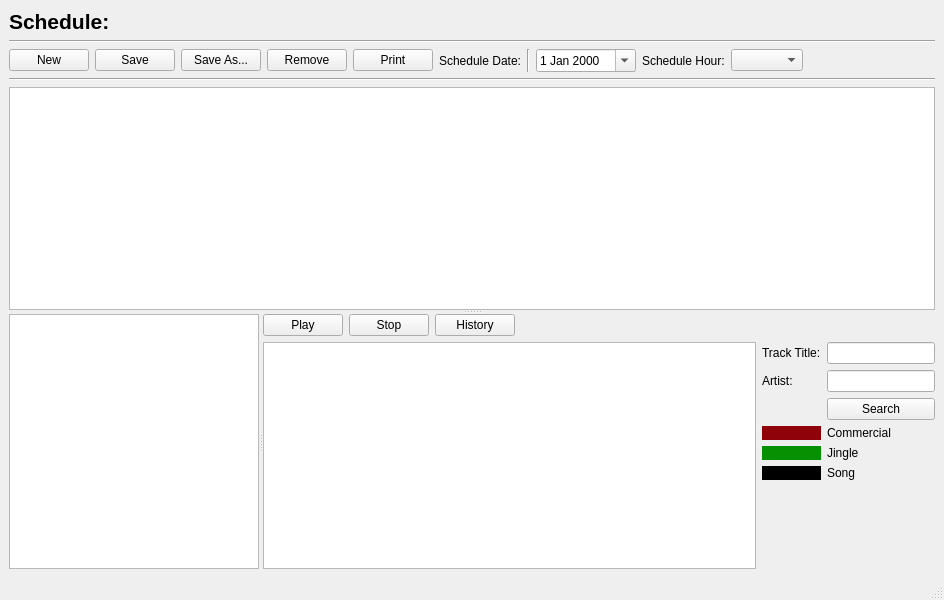
Above: rave/sedric/mainwindow.ui from pgathogo/raven before the change. Below: the same form after it.
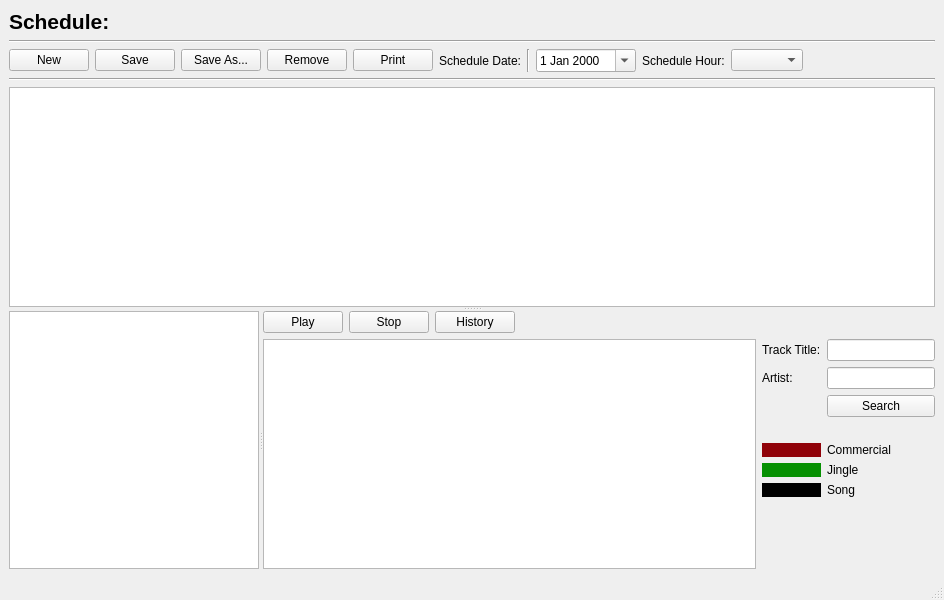
That is the form after the change.

The edit to the form file:
```diff
--- a/rave/sedric/mainwindow.ui
+++ b/rave/sedric/mainwindow.ui
@@ -165,7 +165,7 @@
          </size>
         </property>
        </widget>
-       <widget class="QWidget" name="">
+       <widget class="QWidget" name="layoutWidget">
         <layout class="QVBoxLayout" name="verticalLayout">
          <item>
           <layout class="QHBoxLayout" name="horizontalLayout_3">
@@ -208,14 +208,48 @@
          <item>
           <layout class="QHBoxLayout" name="horizontalLayout_4" stretch="1,0">
            <item>
-            <widget class="QTableView" name="tvTracks"/>
+            <widget class="QTableView" name="tvTracks">
+             <property name="editTriggers">
+              <set>QAbstractItemView::NoEditTriggers</set>
+             </property>
+             <property name="selectionBehavior">
+              <enum>QAbstractItemView::SelectRows</enum>
+             </property>
+            </widget>
            </item>
            <item>
             <layout class="QGridLayout" name="gridLayout">
+             <item row="6" column="0">
+              <widget class="QLabel" name="label_11">
+               <property name="styleSheet">
+                <string notr="true">background-color: rgb(0, 0, 0);</string>
+               </property>
+               <property name="text">
+                <string/>
+               </property>
+              </widget>
+             </item>
+             <item row="6" column="1">
+              <widget class="QLabel" name="label_6">
+               <property name="text">
+                <string>Song</string>
+               </property>
+              </widget>
+             </item>
+             <item row="4" column="0">
+              <widget class="QLabel" name="label_8">
+               <property name="styleSheet">
+                <string notr="true">background-color: rgb(144, 2, 9);</string>
+               </property>
+               <property name="text">
+                <string/>
+               </property>
+              </widget>
+             </item>
              <item row="1" column="1">
               <widget class="QLineEdit" name="edtArtist"/>
              </item>
-             <item row="6" column="1">
+             <item row="7" column="1">
               <spacer name="verticalSpacer">
                <property name="orientation">
                 <enum>Qt::Vertical</enum>
@@ -228,7 +262,7 @@
                </property>
               </spacer>
              </item>
-             <item row="3" column="1">
+             <item row="4" column="1">
               <widget class="QLabel" name="label_7">
                <property name="text">
                 <string>Commercial</string>
@@ -259,31 +293,14 @@
                </property>
               </widget>
              </item>
-             <item row="4" column="1">
+             <item row="5" column="1">
               <widget class="QLabel" name="label_9">
                <property name="text">
                 <string>Jingle</string>
                </property>
               </widget>
              </item>
-             <item row="5" column="1">
-              <widget class="QLabel" name="label_6">
-               <property name="text">
-                <string>Song</string>
-               </property>
-              </widget>
-             </item>
-             <item row="3" column="0">
-              <widget class="QLabel" name="label_8">
-               <property name="styleSheet">
-                <string notr="true">background-color: rgb(144, 2, 9);</string>
-               </property>
-               <property name="text">
-                <string/>
-               </property>
-              </widget>
-             </item>
-             <item row="4" column="0">
+             <item row="5" column="0">
               <widget class="QLabel" name="label_10">
                <property name="styleSheet">
                 <string notr="true">background-color: rgb(6,144,2);</string>
@@ -293,11 +310,8 @@
                </property>
               </widget>
              </item>
-             <item row="5" column="0">
-              <widget class="QLabel" name="label_11">
-               <property name="styleSheet">
-                <string notr="true">background-color: rgb(0, 0, 0);</string>
-               </property>
+             <item row="3" column="1">
+              <widget class="QLabel" name="label_12">
                <property name="text">
                 <string/>
                </property>
```
Left out of the diff: 3 changed lines with no effect on the pictures.
